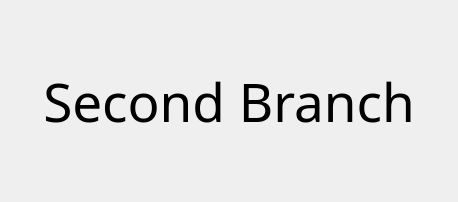
Waberma/BranchedTesting, file justlabelwindow.ui: the form before one commit.
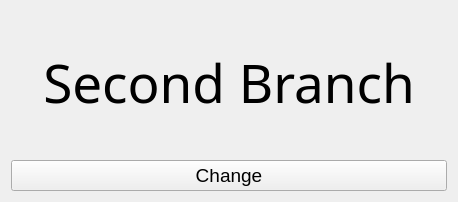
The form after the commit.

The edit to the form file:
```diff
--- a/justlabelwindow.ui
+++ b/justlabelwindow.ui
@@ -30,6 +30,18 @@
      </property>
     </widget>
    </item>
+   <item>
+    <widget class="QPushButton" name="ChangeBtn">
+     <property name="font">
+      <font>
+       <pointsize>14</pointsize>
+      </font>
+     </property>
+     <property name="text">
+      <string>Change</string>
+     </property>
+    </widget>
+   </item>
   </layout>
  </widget>
  <resources/>
```
